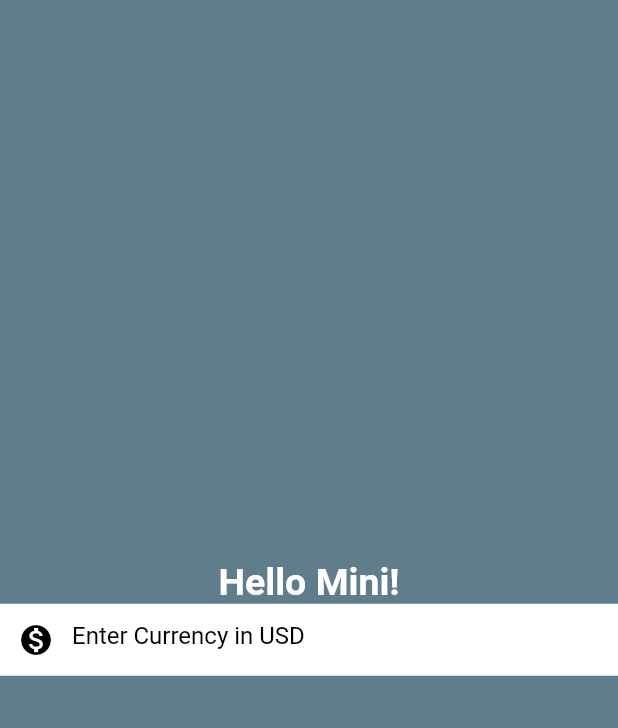
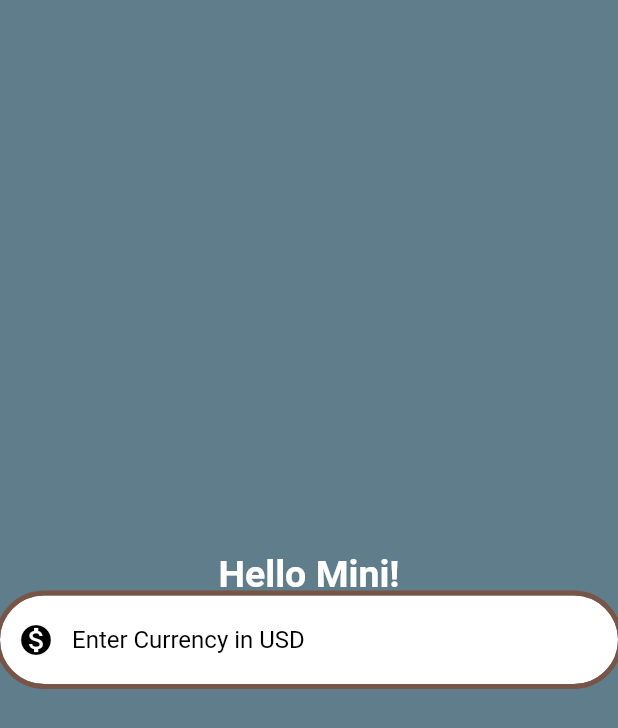
Before and after one commit to sxmbaka/currency_converter, a Flutter app: the screen it shows after launch, on a phone screen of 412 x 824 dp. Shown: the top 728 px of the screen. Run offline on Flutter 3.47's test engine with Material 2 defaults, Android fonts, the phone set to English and light mode, and no system bars.

Commit message:
update currency_converter_material_page.dart

```diff
--- a/lib/currency_converter_material_page.dart
+++ b/lib/currency_converter_material_page.dart
@@ -23,13 +23,29 @@ class CurrencyConverterMaterialPage extends StatelessWidget {
               ),
               TextField(
                 style: TextStyle(
-                  color: Color.fromARGB(255, 255, 255, 255),
+                  color: Color.fromARGB(255, 0, 0, 0),
                 ),
                 decoration: InputDecoration(
                   filled: true,
                   fillColor: Color.fromARGB(255, 255, 255, 255),
-                  focusedBorder: InputBorder.none,
-                  border: InputBorder.none,
+                  focusedBorder: OutlineInputBorder(
+                    borderSide: BorderSide(
+                      color: Colors.brown,
+                      width: 3.3,
+                      style: BorderStyle.solid,
+                      strokeAlign: BorderSide.strokeAlignOutside,
+                    ),
+                    borderRadius: BorderRadius.all(Radius.circular(180)),
+                  ),
+                  enabledBorder: OutlineInputBorder(
+                    borderSide: BorderSide(
+                      color: Colors.brown,
+                      width: 3.3,
+                      style: BorderStyle.solid,
+                      strokeAlign: BorderSide.strokeAlignOutside,
+                    ),
+                    borderRadius: BorderRadius.all(Radius.circular(180)),
+                  ),
                   prefixIcon: Icon(Icons.monetization_on_sharp),
                   prefixIconColor: Colors.black,
                   hintText: 'Enter Currency in USD',
```
